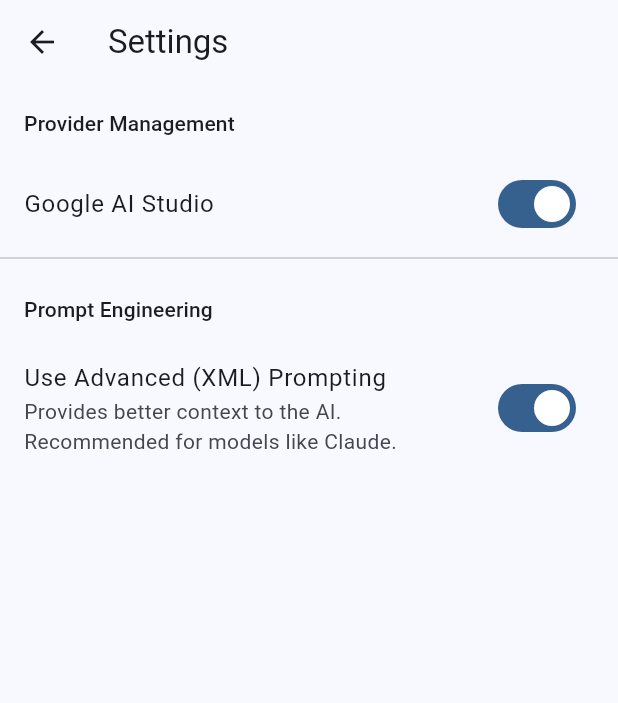
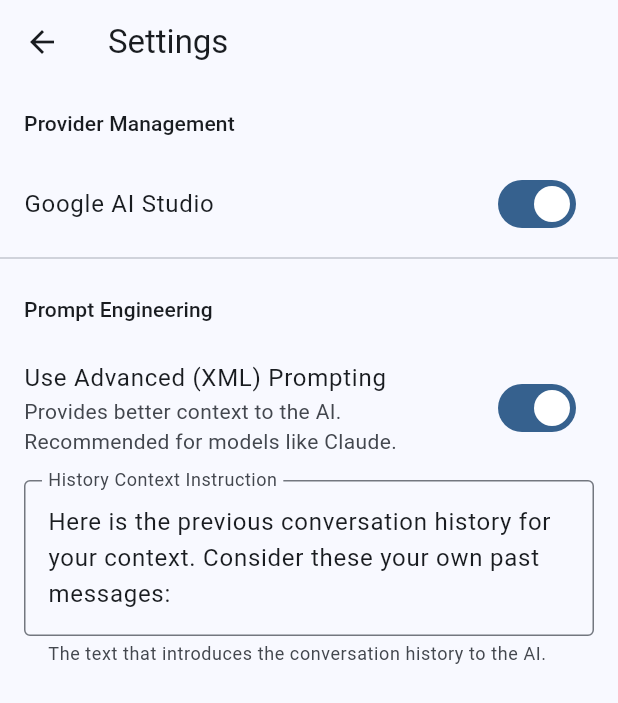
Before and after one commit to Git-Fg/webai_hub, a Flutter app: the SettingsScreen screen opened directly, on a phone screen of 412 x 824 dp. Shown: the top 703 px of the screen. Run offline on Flutter 3.47's test engine with Material 3 defaults, Android fonts, the phone set to English and light mode, and no system bars; our stand-ins replace flutter_riverpod, freezed_annotation, riverpod_annotation, shared_preferences; missing offline and left inert: flutter_inappwebview; accounts and stored records are empty; generated files the repository leaves out were written again.

Commit message:
Enable customizable history context instructions in AI prompts via a new settings option

```diff
--- a/lib/features/settings/models/general_settings.dart
+++ b/lib/features/settings/models/general_settings.dart
@@ -10,6 +10,11 @@ abstract class GeneralSettingsData with _$GeneralSettingsData {
     // WHY: Add a flag for the new prompt engineering mode. Default to true to
     // encourage the more robust XML-based method while retaining a fallback.
     @Default(true) bool useAdvancedPrompting,
+    // WHY: Allows users to customize the instruction that frames the conversation history.
+    @Default(
+      'Here is the previous conversation history for your context. Consider these your own past messages:',
+    )
+    String historyContextInstruction,
   }) = _GeneralSettingsData;
 
   factory GeneralSettingsData.fromJson(Map<String, dynamic> json) =>
--- a/lib/features/settings/widgets/settings_screen.dart
+++ b/lib/features/settings/widgets/settings_screen.dart
@@ -1,16 +1,71 @@
 import 'dart:async';
 
+import 'package:ai_hybrid_hub/features/settings/models/general_settings.dart';
 import 'package:ai_hybrid_hub/features/settings/providers/general_settings_provider.dart';
 import 'package:flutter/material.dart';
 import 'package:flutter_riverpod/flutter_riverpod.dart';
 
-class SettingsScreen extends ConsumerWidget {
+class SettingsScreen extends ConsumerStatefulWidget {
   const SettingsScreen({super.key});
 
   @override
-  Widget build(BuildContext context, WidgetRef ref) {
+  ConsumerState<SettingsScreen> createState() => _SettingsScreenState();
+}
+
+class _SettingsScreenState extends ConsumerState<SettingsScreen> {
+  late final TextEditingController _historyInstructionController;
+  late final FocusNode _focusNode;
+
+  @override
+  void initState() {
+    super.initState();
+    // Initialize the controller with the current setting value.
+    // We read the value directly. `value` might be null if settings are loading/error.
+    final initialInstruction =
+        ref.read(generalSettingsProvider).value?.historyContextInstruction ??
+            '';
+    _historyInstructionController =
+        TextEditingController(text: initialInstruction);
+
+    // Initialize the FocusNode and add a listener to save on unfocus.
+    _focusNode = FocusNode();
+    _focusNode.addListener(_onFocusChange);
+  }
+
+  void _onFocusChange() {
+    // Save the text only when the text field loses focus.
+    if (!_focusNode.hasFocus) {
+      unawaited(
+        ref
+            .read(generalSettingsProvider.notifier)
+            .updateHistoryContextInstruction(
+              _historyInstructionController.text,
+            ),
+      );
+    }
+  }
+
+  @override
+  void dispose() {
+    // Clean up the controller and the focus node listener.
+    _historyInstructionController.dispose();
+    _focusNode.removeListener(_onFocusChange);
+    _focusNode.dispose();
+    super.dispose();
+  }
+
+  @override
+  Widget build(BuildContext context) {
     final settingsAsync = ref.watch(generalSettingsProvider);
     final settingsNotifier = ref.read(generalSettingsProvider.notifier);
+
+    // Listen for changes to update the controller if needed (e.g., reset to default)
+    ref.listen(generalSettingsProvider, (_, next) {
+      final newInstruction = next.value?.historyContextInstruction ?? '';
+      if (_historyInstructionController.text != newInstruction) {
+        _historyInstructionController.text = newInstruction;
+      }
+    });
 
     return Scaffold(
       appBar: AppBar(
@@ -20,7 +75,12 @@ class SettingsScreen extends ConsumerWidget {
         loading: () => const Center(child: CircularProgressIndicator()),
         error: (err, stack) => Center(child: Text('Error: $err')),
         data: (settings) {
+          // Determine if the reset button should be visible.
+          final isDefault = settings.historyContextInstruction ==
+              const GeneralSettingsData().historyContextInstruction;
+
           return ListView(
+            padding: const EdgeInsets.only(bottom: 32),
             children: [
               Padding(
                 padding: const EdgeInsets.all(16),
@@ -55,6 +115,36 @@ class SettingsScreen extends ConsumerWidget {
                   unawaited(settingsNotifier.toggleAdvancedPrompting());
                 },
               ),
+              Padding(
+                padding:
+                    const EdgeInsets.symmetric(horizontal: 16, vertical: 8),
+                child: TextField(
+                  controller: _historyInstructionController,
+                  focusNode: _focusNode,
+                  decoration: InputDecoration(
+                    labelText: 'History Context Instruction',
+                    border: const OutlineInputBorder(),
+                    helperText:
+                        'The text that introduces the conversation history to the AI.',
+                    // Conditionally add the reset button as a suffix icon.
+                    suffixIcon: !isDefault
+                        ? IconButton(
+                            icon: const Icon(Icons.restore),
+                            tooltip: 'Reset to default',
+                            onPressed: () {
+                              unawaited(
+                                settingsNotifier
+                                    .resetHistoryContextInstruction(),
+                              );
+                              // Unfocus to prevent saving the old value after reset.
+                              _focusNode.unfocus();
+                            },
+                          )
+                        : null, // Icon is null (hidden) if the value is already the default.
+                  ),
+                  maxLines: 3,
+                ),
+              ),
             ],
           );
         },
--- a/lib/features/webview/bridge/javascript_bridge_interface.dart
+++ b/lib/features/webview/bridge/javascript_bridge_interface.dart
@@ -1,4 +1,7 @@
+import 'package:flutter_inappwebview/flutter_inappwebview.dart';
+
 abstract class JavaScriptBridgeInterface {
+  Future<void> loadUrlAndWaitForReady(URLRequest urlRequest);
   Future<void> waitForBridgeReady();
   Future<void> startAutomation(String prompt);
   Future<String> extractFinalResponse();
```
Also changed, not shown: lib/features/hub/providers/conversation_provider.dart (+52 -52 lines), lib/features/settings/providers/general_settings_provider.dart (+21 -0 lines), lib/features/webview/bridge/javascript_bridge.dart (+21 -0 lines), 3 other files.
